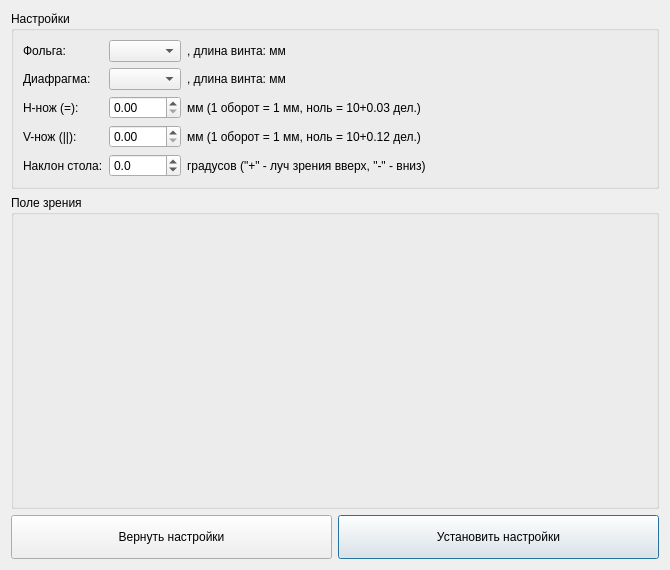
Old version of the form ui/HARDWARE/HardwareUIDesign.ui in the repository AVSidorov/FT2SXR.
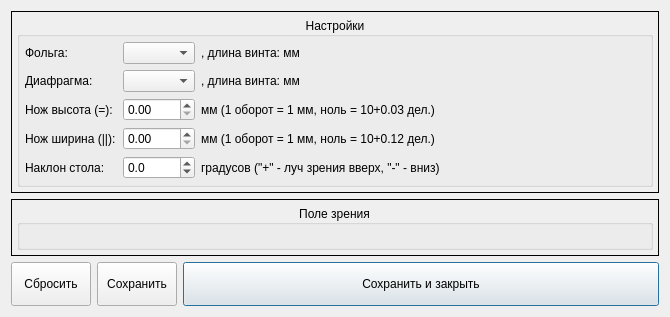
New version of the form. Icons and pictures are not drawn.

Commit message: new UI for devices; save and close button for devices.

```diff
--- a/ui/HARDWARE/HardwareUIDesign.ui
+++ b/ui/HARDWARE/HardwareUIDesign.ui
@@ -7,14 +7,35 @@
     <x>0</x>
     <y>0</y>
     <width>670</width>
-    <height>570</height>
+    <height>317</height>
    </rect>
   </property>
   <property name="windowTitle">
    <string>Hardware</string>
   </property>
-  <layout class="QGridLayout" name="gridLayout_2">
-   <item row="0" column="0" colspan="2">
+  <layout class="QVBoxLayout" name="verticalLayout_3">
+   <item>
+    <widget class="QFrame" name="frame">
+     <property name="frameShape">
+      <enum>QFrame::Box</enum>
+     </property>
+     <property name="frameShadow">
+      <enum>QFrame::Plain</enum>
+     </property>
+     <layout class="QVBoxLayout" name="verticalLayout">
+      <property name="leftMargin">
+       <number>5</number>
+      </property>
+      <property name="topMargin">
+       <number>5</number>
+      </property>
+      <property name="rightMargin">
+       <number>5</number>
+      </property>
+      <property name="bottomMargin">
+       <number>5</number>
+      </property>
+      <item>
     <widget class="QGroupBox" name="settings_groupBox">
      <property name="sizePolicy">
       <sizepolicy hsizetype="Preferred" vsizetype="Fixed">
@@ -22,10 +43,30 @@
        <verstretch>0</verstretch>
       </sizepolicy>
      </property>
+        <property name="font">
+         <font>
+          <pointsize>9</pointsize>
+         </font>
+        </property>
      <property name="title">
       <string>Настройки</string>
      </property>
+        <property name="alignment">
+         <set>Qt::AlignCenter</set>
+        </property>
      <layout class="QGridLayout" name="gridLayout">
+         <property name="leftMargin">
+          <number>5</number>
+         </property>
+         <property name="topMargin">
+          <number>5</number>
+         </property>
+         <property name="rightMargin">
+          <number>5</number>
+         </property>
+         <property name="bottomMargin">
+          <number>5</number>
+         </property>
       <item row="3" column="1">
        <widget class="QDoubleSpinBox" name="vknife_doubleSpinBox">
         <property name="wrapping">
@@ -75,7 +116,7 @@
       <item row="2" column="0">
        <widget class="QLabel" name="label_3">
         <property name="text">
-         <string>H-нож (=): </string>
+            <string>Нож высота (=): </string>
         </property>
        </widget>
       </item>
@@ -129,7 +170,7 @@
       <item row="3" column="0">
        <widget class="QLabel" name="label_4">
         <property name="text">
-         <string>V-нож (||):</string>
+            <string>Нож ширина (||):</string>
         </property>
        </widget>
       </item>
@@ -166,45 +207,113 @@
      </layout>
     </widget>
    </item>
-   <item row="1" column="0" colspan="2">
+     </layout>
+    </widget>
+   </item>
+   <item>
+    <widget class="QFrame" name="frame_2">
+     <property name="frameShape">
+      <enum>QFrame::Box</enum>
+     </property>
+     <property name="frameShadow">
+      <enum>QFrame::Plain</enum>
+     </property>
+     <layout class="QVBoxLayout" name="verticalLayout_2">
+      <property name="leftMargin">
+       <number>5</number>
+      </property>
+      <property name="topMargin">
+       <number>5</number>
+      </property>
+      <property name="rightMargin">
+       <number>5</number>
+      </property>
+      <property name="bottomMargin">
+       <number>5</number>
+      </property>
+      <item>
     <widget class="QGroupBox" name="groupBox">
+        <property name="font">
+         <font>
+          <pointsize>9</pointsize>
+         </font>
+        </property>
      <property name="title">
       <string>Поле зрения</string>
      </property>
-    </widget>
-   </item>
-   <item row="2" column="0">
-    <widget class="QPushButton" name="return_pushButton">
-     <property name="minimumSize">
-      <size>
-       <width>0</width>
-       <height>44</height>
-      </size>
-     </property>
-     <property name="font">
-      <font>
-       <pointsize>9</pointsize>
-      </font>
-     </property>
-     <property name="cursor">
-      <cursorShape>PointingHandCursor</cursorShape>
-     </property>
-     <property name="text">
-      <string>Вернуть настройки</string>
-     </property>
-     <property name="autoDefault">
-      <bool>false</bool>
-     </property>
-     <property name="default">
-      <bool>false</bool>
+        <property name="alignment">
+         <set>Qt::AlignCenter</set>
      </property>
      <property name="flat">
-      <bool>false</bool>
-     </property>
-    </widget>
-   </item>
-   <item row="2" column="1">
+         <bool>true</bool>
+        </property>
+        <layout class="QHBoxLayout" name="FOV_horizontalLayout">
+         <property name="leftMargin">
+          <number>5</number>
+         </property>
+         <property name="topMargin">
+          <number>5</number>
+         </property>
+         <property name="rightMargin">
+          <number>5</number>
+         </property>
+         <property name="bottomMargin">
+          <number>5</number>
+         </property>
+        </layout>
+       </widget>
+      </item>
+     </layout>
+    </widget>
+   </item>
+   <item>
+    <layout class="QHBoxLayout" name="horizontalLayout">
+     <item>
+      <widget class="QPushButton" name="return_pushButton">
+       <property name="sizePolicy">
+        <sizepolicy hsizetype="Preferred" vsizetype="Fixed">
+         <horstretch>0</horstretch>
+         <verstretch>0</verstretch>
+        </sizepolicy>
+       </property>
+       <property name="minimumSize">
+        <size>
+         <width>0</width>
+         <height>44</height>
+        </size>
+       </property>
+       <property name="font">
+        <font>
+         <pointsize>9</pointsize>
+        </font>
+       </property>
+       <property name="cursor">
+        <cursorShape>PointingHandCursor</cursorShape>
+       </property>
+       <property name="text">
+        <string>Сбросить</string>
+       </property>
+       <property name="icon">
+        <iconset>
+         <normalon>../../style/icons/icons8-close-48.png</normalon>
+        </iconset>
+       </property>
+       <property name="iconSize">
+        <size>
+         <width>30</width>
+         <height>30</height>
+        </size>
+       </property>
+      </widget>
+     </item>
+     <item>
     <widget class="QPushButton" name="install_pushButton">
+       <property name="sizePolicy">
+        <sizepolicy hsizetype="Preferred" vsizetype="Fixed">
+         <horstretch>0</horstretch>
+         <verstretch>0</verstretch>
+        </sizepolicy>
+       </property>
      <property name="minimumSize">
       <size>
        <width>0</width>
@@ -220,12 +329,63 @@
       <cursorShape>PointingHandCursor</cursorShape>
      </property>
      <property name="text">
-      <string>Установить настройки</string>
+        <string>Сохранить</string>
+       </property>
+       <property name="icon">
+        <iconset>
+         <normalon>../../style/icons/icons8-save-48.png</normalon>
+        </iconset>
+       </property>
+       <property name="iconSize">
+        <size>
+         <width>30</width>
+         <height>30</height>
+        </size>
+       </property>
+       <property name="default">
+        <bool>false</bool>
+       </property>
+      </widget>
+     </item>
+     <item>
+      <widget class="QPushButton" name="saveclose_pushButton">
+       <property name="sizePolicy">
+        <sizepolicy hsizetype="Expanding" vsizetype="Fixed">
+         <horstretch>0</horstretch>
+         <verstretch>0</verstretch>
+        </sizepolicy>
+       </property>
+       <property name="minimumSize">
+        <size>
+         <width>0</width>
+         <height>44</height>
+        </size>
+       </property>
+       <property name="font">
+        <font>
+         <pointsize>9</pointsize>
+        </font>
+       </property>
+       <property name="text">
+        <string>Сохранить и закрыть</string>
+       </property>
+       <property name="icon">
+        <iconset>
+         <normalon>../../style/icons/icons8-save-close-48.png</normalon>
+        </iconset>
+       </property>
+       <property name="iconSize">
+        <size>
+         <width>30</width>
+         <height>30</height>
+        </size>
      </property>
      <property name="default">
       <bool>true</bool>
      </property>
     </widget>
+     </item>
+    </layout>
    </item>
   </layout>
  </widget>
```
Lines whose indentation alone changed are shown as unchanged. The commit also changes 35 other files.
